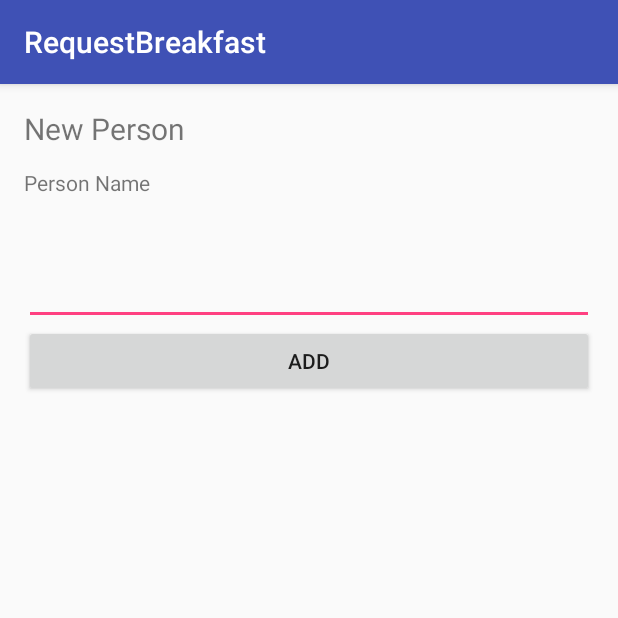
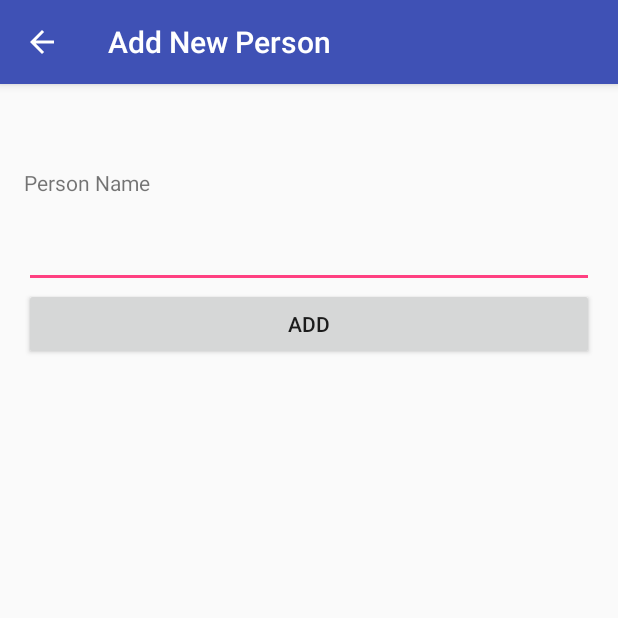
Before and after one commit to mb-x/requestBreakfast, an Android app: the newPersonActivity screen opened directly, with no data from a screen before it, on a phone screen of 412 x 824 dp, the top half of it. Run offline under Robolectric (Android 15) with nearby library versions, the phone set to English and light mode, and no system bars.

Commit message:
set back button in newPersonActivity, add person in sqlite db

```diff
--- a/app/src/main/AndroidManifest.xml
+++ b/app/src/main/AndroidManifest.xml
@@ -18,7 +18,9 @@
                 <category android:name="android.intent.category.LAUNCHER" />
             </intent-filter>
         </activity>
-        <activity android:name=".newPersonActivity" />
+        <activity android:name=".newPersonActivity"
+            android:parentActivityName=".HomeActivity"
+            />
         <activity android:name=".newFoodActivity"></activity>
     </application>
 
--- a/app/src/main/java/com/devgrafix/requestbreakfast/DatabaseManager.java
+++ b/app/src/main/java/com/devgrafix/requestbreakfast/DatabaseManager.java
@@ -18,14 +18,14 @@ public class DatabaseManager extends SQLiteOpenHelper{
 
     public static final String TABLE_PERSON_CREATE= "CREATE TABLE IF NOT EXISTS "+ PersonManager.TABLE_NAME +" (" +
             "  id integer primary key autoincrement," +
-            "  "+ PersonManager.NAME+" text not null," +
+            "  "+ PersonManager.NAME+" text not null" +
             ");";
 
     private static final String TABLE_FOOD_CREATE = "CREATE TABLE IF NOT EXISTS "
             + FoodManager.TABLE_NAME + " ("
             +" id integer primary key autoincrement, "
             + FoodManager.NAME + " text not null, "
-            + FoodManager.PRICE + " text not null, "
+            + FoodManager.PRICE + " REAL not null "
             +");";
 
     public static final String TABLE_PERSON_DROP =  "DROP TABLE IF EXISTS " + PersonManager.TABLE_NAME + ";";
--- a/app/src/main/java/com/devgrafix/requestbreakfast/newPersonActivity.java
+++ b/app/src/main/java/com/devgrafix/requestbreakfast/newPersonActivity.java
@@ -1,13 +1,36 @@
 package com.devgrafix.requestbreakfast;
 
+import android.app.ActionBar;
 import android.support.v7.app.AppCompatActivity;
 import android.os.Bundle;
+import android.view.View;
+import android.widget.Button;
+import android.widget.TextView;
+import android.widget.Toast;
 
 public class newPersonActivity extends AppCompatActivity {
 
+    protected Button btnSave;
+    protected TextView txtPersonName;
     @Override
     protected void onCreate(Bundle savedInstanceState) {
         super.onCreate(savedInstanceState);
         setContentView(R.layout.activity_new_person);
+
+        android.support.v7.app.ActionBar actionBar = getSupportActionBar();
+        actionBar.setDisplayHomeAsUpEnabled(true);
+        actionBar.setHomeButtonEnabled(true);
+        actionBar.setTitle("Add New Person");
+        txtPersonName = (TextView)findViewById(R.id.txt_person_name);
+        btnSave = (Button)findViewById(R.id.btn_save_person);
+        btnSave.setOnClickListener(new View.OnClickListener() {
+            @Override
+            public void onClick(View v) {
+                PersonManager personManager = new PersonManager(getApplicationContext());
+                String personName = txtPersonName.getText().toString();
+                personManager.add(personName);
+                Toast.makeText(getApplicationContext(), "The Person "+personName+" is successfully saved", Toast.LENGTH_LONG).show();
+            }
+        });
     }
 }
--- a/app/src/main/res/layout/activity_new_person.xml
+++ b/app/src/main/res/layout/activity_new_person.xml
@@ -13,8 +13,8 @@
         android:layout_width="match_parent"
         android:layout_height="wrap_content"
         android:text="Add"
-        android:id="@+id/btn_add"
-        android:layout_below="@+id/editText"
+        android:id="@+id/btn_save_person"
+        android:layout_below="@+id/txt_person_name"
         android:layout_alignParentLeft="true"
         android:layout_alignParentStart="true" />
 
@@ -31,23 +31,12 @@
     <EditText
         android:layout_width="match_parent"
         android:layout_height="wrap_content"
-        android:id="@+id/editText"
-        android:layout_marginTop="40dp"
+        android:id="@+id/txt_person_name"
+        android:layout_marginTop="15dp"
         android:layout_below="@+id/txt_person"
         android:layout_alignParentLeft="true"
         android:layout_alignParentStart="true" />
 
-    <TextView
-        android:layout_width="wrap_content"
-        android:layout_height="wrap_content"
-        android:text="New Person"
-        android:id="@+id/textView"
-        android:layout_alignBottom="@+id/txt_person"
-        android:layout_alignParentLeft="true"
-        android:layout_alignParentStart="true"
-        android:layout_alignParentTop="true"
-        android:layout_alignRight="@+id/editText"
-        android:layout_alignEnd="@+id/editText"
-        android:textSize="20dp" />
+
 
 </RelativeLayout>
```
Also changed, not shown: app/src/main/java/com/devgrafix/requestbreakfast/HomeActivity.java (+4 -3 lines).
